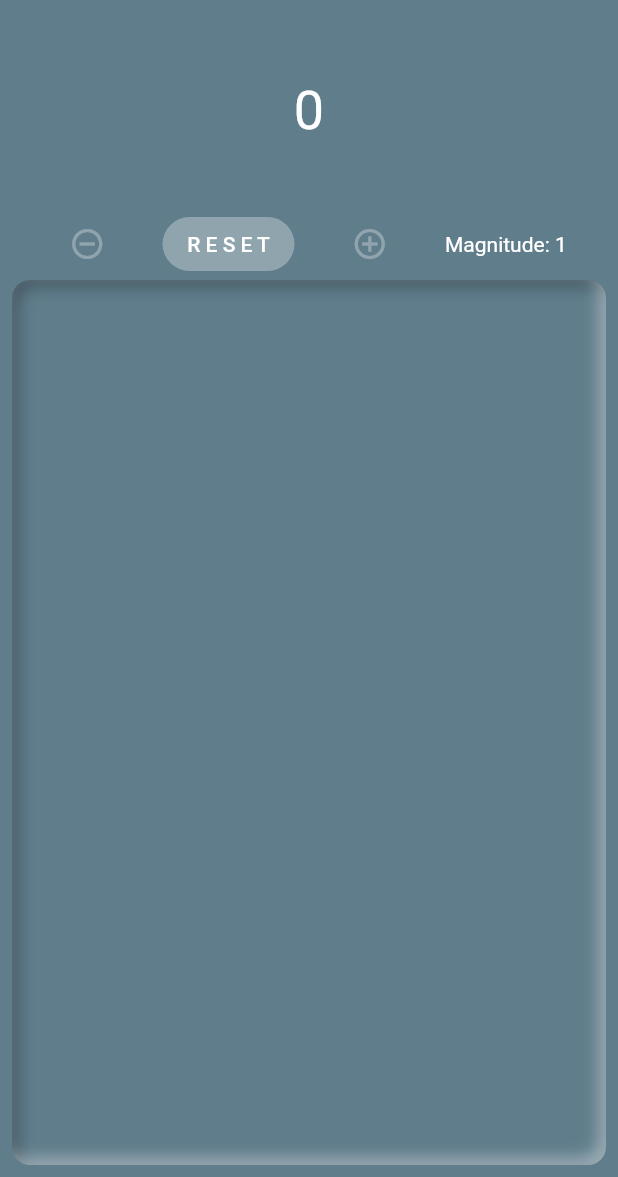
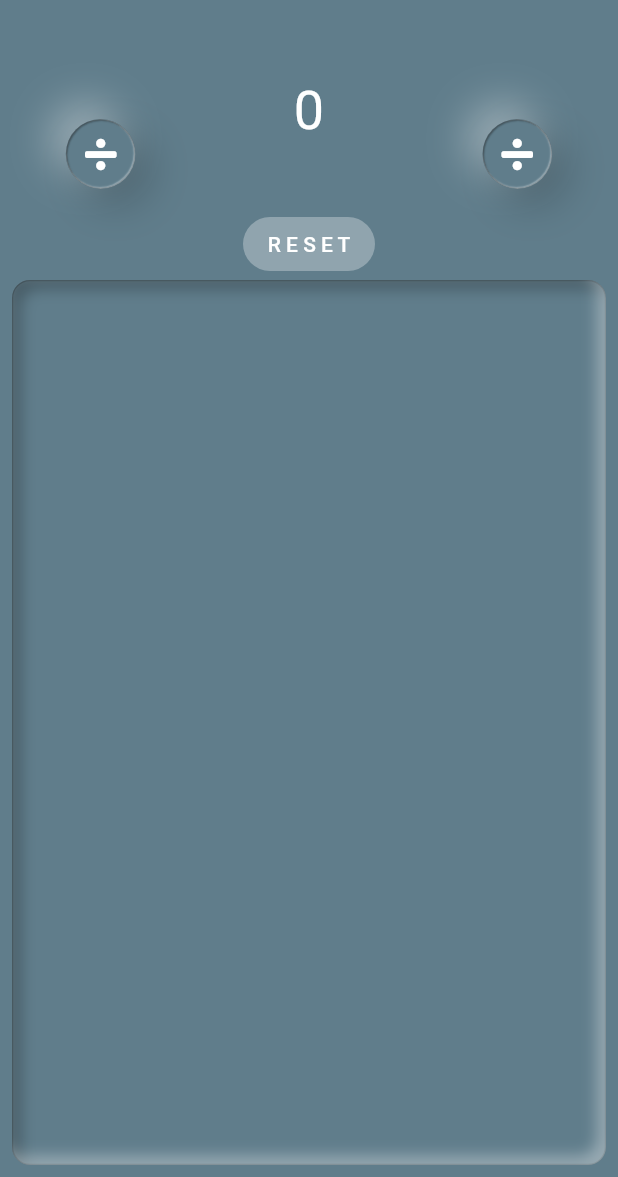
Before and after one commit to jurgenizer/dough, a Flutter app: the screen it shows after launch, on a phone screen of 412 x 824 dp, the part 59-1236 px from its top. Run offline on Flutter 3.47's test engine with Material 2 defaults, Android fonts, the phone set to English and light mode, and no system bars; drawn by our look-alikes of flutter_neumorphic; our stand-ins replace font_awesome_flutter, get_it, shared_preferences; missing offline and left inert: flutter_circular_slider; network calls fail.

Commit message:
FontAwesome divide and multiply buttons

```diff
--- a/dough/lib/main.dart
+++ b/dough/lib/main.dart
@@ -59,7 +59,7 @@ class MyApp extends StatelessWidget {
         scaffoldBackgroundColor: Styles.scaffoldBackground,
       ),
       home: NeumorphicTheme(
-        usedTheme: UsedTheme.LIGHT,
+        usedTheme: UsedTheme.DARK,
         theme: NeumorphicThemeData(
             defaultTextColor: Styles.neumorphicDefaultTextColor,
             accentColor: Styles.neumorphicAccentColor,
--- a/dough/lib/ui/styles.dart
+++ b/dough/lib/ui/styles.dart
@@ -29,15 +29,11 @@ abstract class Styles {
   static const materialSecondaryColor = Color(0xFFFD5523);
   static const neumorphicAccentColor = Colors.lime;
   static const neumorphicBaseColor = Colors.blueGrey;
+  static const neumorphicBorderColor = Color(0x33000000);
   static const neumorphicDefaultTextColor = Color(0xFF4d4d4d);
-  static const neumorphicGreyColor = Color(0xFF4d4d4d);
-  static const neumorphicLightGreyColor = Color(0xFFD6D6D6);
 
-  static const neumorphicBlackColor = Colors.black87;
 
   static const scaffoldBackground = Colors.blueGrey;
 
-  static const Color searchIconColor = Color.fromRGBO(128, 128, 128, 1);
 
-  static const Color iconBlue = Color(0xff0000ff);
 }
--- a/dough/lib/ui/views/calculate_screen.dart
+++ b/dough/lib/ui/views/calculate_screen.dart
@@ -36,6 +36,7 @@ import 'choose_favorites.dart';
 import 'package:dough/ui/styles.dart';
 import 'package:flutter_circular_slider/flutter_circular_slider.dart';
 import 'package:flutter_neumorphic/flutter_neumorphic.dart';
+import 'package:font_awesome_flutter/font_awesome_flutter.dart';
 
 class CalculateCurrencyScreen extends StatefulWidget {
   @override
@@ -47,6 +48,7 @@ class _CalculateCurrencyScreenState extends State<CalculateCurrencyScreen> {
   CalculateScreenViewModel model = serviceLocator<CalculateScreenViewModel>();
 
   ValueKey<DateTime> forceRebuild;
+
   int _multiplier;
 
   int initCurrencyValue;
@@ -95,22 +97,21 @@ class _CalculateCurrencyScreenState extends State<CalculateCurrencyScreen> {
     int currencyIntValueToConvert = _multiplier * (end - init);
     String currencyStringValueToConvert = currencyIntValueToConvert.toString();
     model.calculateExchange(currencyStringValueToConvert);
-    print('The currencyValueToConvert (Dial) string is $currencyStringValueToConvert');
+    print(
+        'The currencyValueToConvert (Dial) string is $currencyStringValueToConvert');
     setState(() {
       startingValue = init;
       endingValue = end;
     });
   }
 
-    void _calculateExchangeFromButton(int init, int end) {
+  void _calculateExchangeFromButton(int init, int end) {
     int currencyIntValueToConvert = _multiplier * (end - init);
     String currencyStringValueToConvert = currencyIntValueToConvert.toString();
     model.calculateExchange(currencyStringValueToConvert);
-    print('The currencyValueToConvert (Button) string is $currencyStringValueToConvert');
-
+    print(
+        'The currencyValueToConvert (Button) string is $currencyStringValueToConvert');
   }
-
-
 
   @override
   Widget build(BuildContext context) {
@@ -144,11 +145,72 @@ class _CalculateCurrencyScreenState extends State<CalculateCurrencyScreen> {
                 crossAxisAlignment: CrossAxisAlignment.center,
                 mainAxisAlignment: MainAxisAlignment.start,
                 children: <Widget>[
-                  circularSlider(context),
+                  Row(
+                    mainAxisAlignment: MainAxisAlignment.spaceAround,
+                    children: <Widget>[
+                      divideButton(context),
+                      circularSlider(context),
+                      multiplyButton(context),
+                    ],
+                  ),
                   quoteCurrencyList(model),
                 ],
               ),
             ),
+          ),
+        ),
+      ),
+    );
+  }
+
+  Widget divideButton(BuildContext context) {
+    return Neumorphic(
+      boxShape: NeumorphicBoxShape.circle(),
+      style: NeumorphicStyle(
+        depth: 20,
+        intensity: 0.4,
+      ),
+      child: NeumorphicButton(
+        boxShape: NeumorphicBoxShape.circle(),
+        padding: EdgeInsets.all(12.0),
+        child: FaIcon(FontAwesomeIcons.divide, color: Colors.white),
+        onClick: () {
+          _divideByTen();
+          _calculateExchangeFromButton(startingValue, endingValue);
+        },
+        style: NeumorphicStyle(
+          depth: -1,
+          border: NeumorphicBorder(
+            isEnabled: true,
+            color: Styles.neumorphicBorderColor,
+            width: 0.8,
+          ),
+        ),
+      ),
+    );
+  }
+
+  Widget multiplyButton(BuildContext context) {
+    return Neumorphic(
+      boxShape: NeumorphicBoxShape.circle(),
+      style: NeumorphicStyle(
+        depth: 20,
+        intensity: 0.4,
+      ),
+      child: NeumorphicButton(
+        boxShape: NeumorphicBoxShape.circle(),
+        padding: EdgeInsets.all(12.0),
+        child: FaIcon(FontAwesomeIcons.divide, color: Colors.white),
+        onClick: () {
+          _multiplyByTen();
+          _calculateExchangeFromButton(startingValue, endingValue);
+        },
+        style: NeumorphicStyle(
+          depth: -1,
+          border: NeumorphicBorder(
+            isEnabled: true,
+            color: Styles.neumorphicBorderColor,
+            width: 0.8,
           ),
         ),
       ),
@@ -191,15 +253,6 @@ class _CalculateCurrencyScreenState extends State<CalculateCurrencyScreen> {
           ),
         ),
         Row(mainAxisAlignment: MainAxisAlignment.spaceEvenly, children: [
-          IconButton(
-            icon: Icon(Icons.remove_circle_outline),
-            color: Styles.sliderSelectionColor,
-            tooltip: 'Divide by 10',
-            onPressed: () {
-              _divideByTen();
-               _calculateExchangeFromButton(startingValue, endingValue);
-            },
-          ),
           FlatButton(
             child: Text('R E S E T'),
             color: Styles.sliderSelectionColor,
@@ -208,20 +261,6 @@ class _CalculateCurrencyScreenState extends State<CalculateCurrencyScreen> {
               borderRadius: BorderRadius.circular(50.0),
             ),
             onPressed: _reset,
-          ),
-          IconButton(
-            icon: Icon(Icons.add_circle_outline),
-            color: Styles.sliderSelectionColor,
-            tooltip: 'Multiply by 10',
-            onPressed: () {
-              _multiplyByTen();
-              _calculateExchangeFromButton(startingValue, endingValue);
-
-            },
-          ),
-          Text(
-            'Magnitude: $_multiplier',
-            style: TextStyle(color: Colors.white),
           ),
         ]),
       ],
@@ -242,6 +281,11 @@ class _CalculateCurrencyScreenState extends State<CalculateCurrencyScreen> {
           depth: -10,
           intensity: 0.6,
           color: Styles.neumorphicBaseColor,
+          border: NeumorphicBorder(
+            isEnabled: true,
+            color: Styles.neumorphicBorderColor,
+            width: 0.8,
+          ),
         ),
         boxShape: NeumorphicBoxShape.roundRect(
           BorderRadius.circular(12),
```
Also changed, not shown: dough/pubspec.yaml (+17 -44 lines), dough/assets/fonts/NotoSans-Bold.ttf (added), dough/assets/fonts/NotoSans-BoldItalic.ttf (added), dough/assets/fonts/NotoSans-Italic.ttf (added), dough/assets/fonts/NotoSans-Regular.ttf (added), dough/pubspec.lock.
